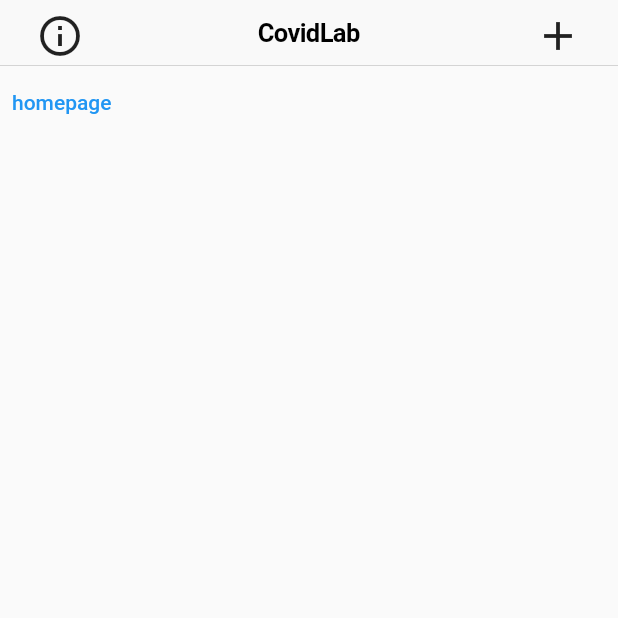
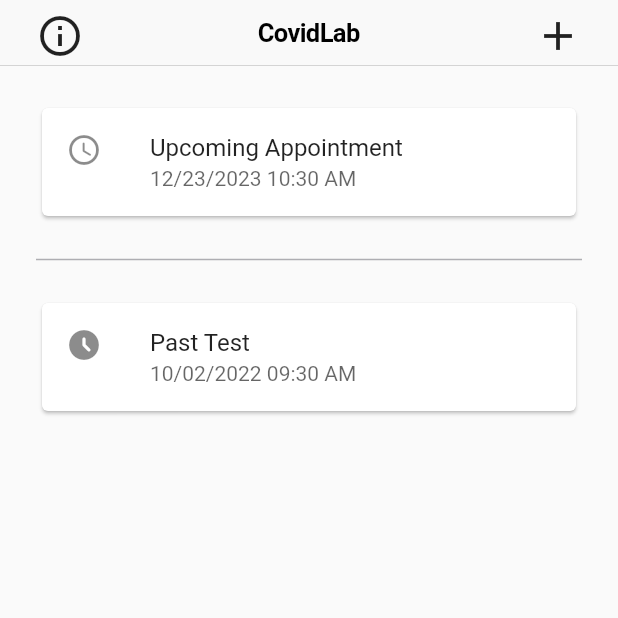
Before and after one commit to oguzhanakan0/covidlab, a Flutter app: the Home screen opened directly, on a phone screen of 412 x 824 dp, the top half of it. Run offline on Flutter 3.47's test engine with Material 2 defaults, Android fonts, the light colour scheme and no system bars; our stand-ins replace email_validator, firebase_auth, firebase_core, flutter_signin_button, font_awesome_flutter, geolocator and 4 more; missing offline and left inert: firebase_auth_web, firebase_core_web, flutter_facebook_auth, flutter_facebook_auth_web, geolocator_web, google_sign_in_web and 2 more; accounts and stored records are empty; network calls fail.

Commit message:
home change

```diff
--- a/lib/views/home.dart
+++ b/lib/views/home.dart
@@ -39,10 +39,96 @@ class _HomeState extends State<Home> {
         ),
         middle: Text('CovidLab'),
       ),
-      body: TextButton(
-        child: Text('homepage'),
-        onPressed: () {},
-      ),
+
+      body: SafeArea(
+        child: ListView(
+        children: [
+        Form(
+            child: Container(
+                padding: EdgeInsets.all(24.0),
+                child: Column(
+                    crossAxisAlignment: CrossAxisAlignment.start,
+                    children: [
+                      Container(
+                          width: MediaQuery.of(context).size.width,
+                        child: Card(
+                          child: InkWell(
+                            splashColor: Colors.blue.withAlpha(50),
+                            onTap: () {
+                              print('Card tapped.');
+                            },
+                            // shadowColor:Colors.grey,
+                            child: Column(
+                              mainAxisSize: MainAxisSize.min,
+                              children: [
+                                ListTile(
+                                  leading: Icon(Icons.access_time_rounded),
+                                  title: Text('Upcoming Appointment'),
+                                  subtitle: Text(
+                                    '12/23/2023 10:30 AM',
+                                    style: TextStyle(color: Colors.black.withOpacity(0.6)),
+                                  ),
+                                ),
+                              ],
+                            ),
+                          ),
+                        ),
+
+                      ),
+                      const Divider(
+                        height: 50,
+                        thickness: 1,
+                        indent: 0,
+                        endIndent: 0,
+                        color: CupertinoColors.systemGrey2,
+                      ),
+                      Container(
+                        width: MediaQuery.of(context).size.width,
+                        child: Card(
+                          child: InkWell(
+                            onTap: () {
+                              print('Card tapped.');
+                            },
+                            // mainAxisSize: MainAxisSize.min,
+                            child: Column(
+                              children: [
+                                ListTile(
+                                  leading: Icon(Icons.access_time_filled_rounded),
+                                  title: Text('Past Test'),
+                                  subtitle: Text(
+                                    '10/02/2022 09:30 AM',
+                                    style: TextStyle(color: Colors.black.withOpacity(0.6)),
+                                  ),
+                                ),
+                                // Row(
+                                //   mainAxisAlignment: MainAxisAlignment.end,
+                                //   children: <Widget>[
+                                //     IconButton(
+                                //         icon: const Icon(
+                                //           CupertinoIcons.arrow_right_circle,
+                                //           color: Colors.black,
+                                //           size: 30,
+                                //         ),
+                                //         padding: const EdgeInsets.all(0),
+                                //         onPressed: () {}
+                                //     ),
+                                //     const SizedBox(width: 8),
+                                //   ],
+                                // ),
+                              ],
+                            ),
+                          ),
+                        ),
+                      ),
+                      SizedBox(
+                        height: 12.0,
+                      ),
+                    ])))
+        ]),
+
+      )
+        // Text('homepage'),
+        // onPressed: () {},
     );
   }
 }
```
